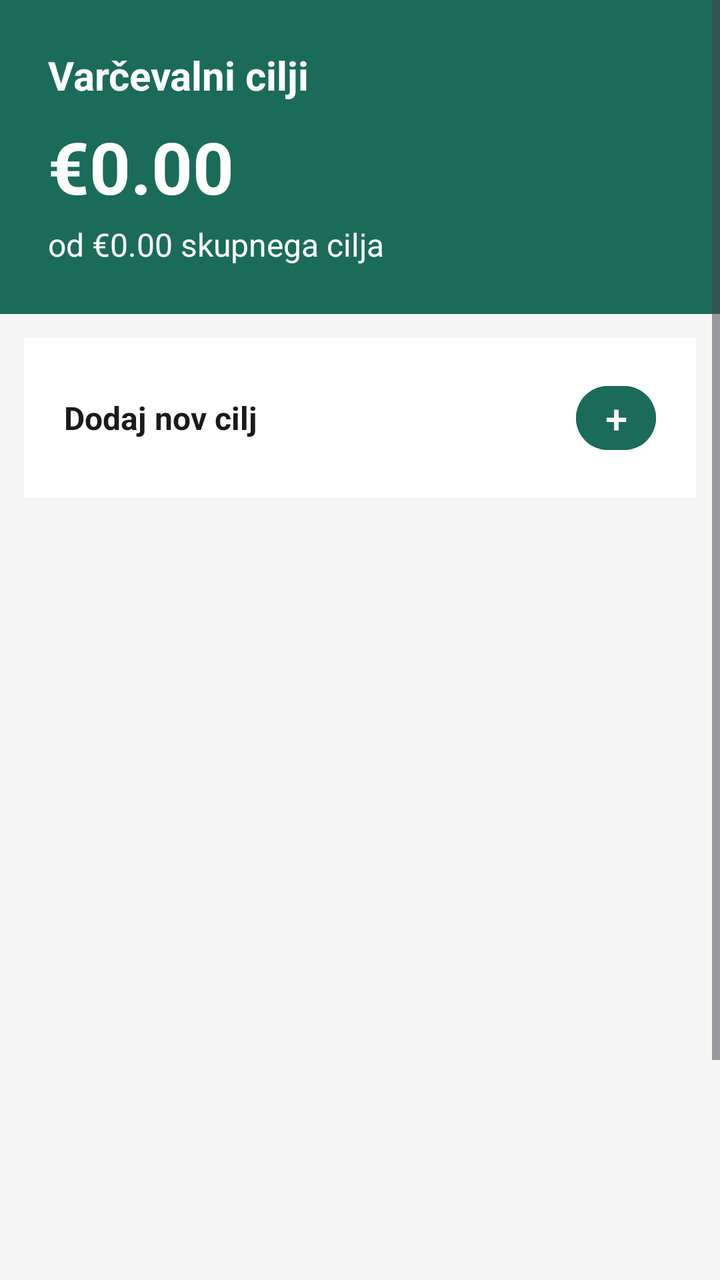
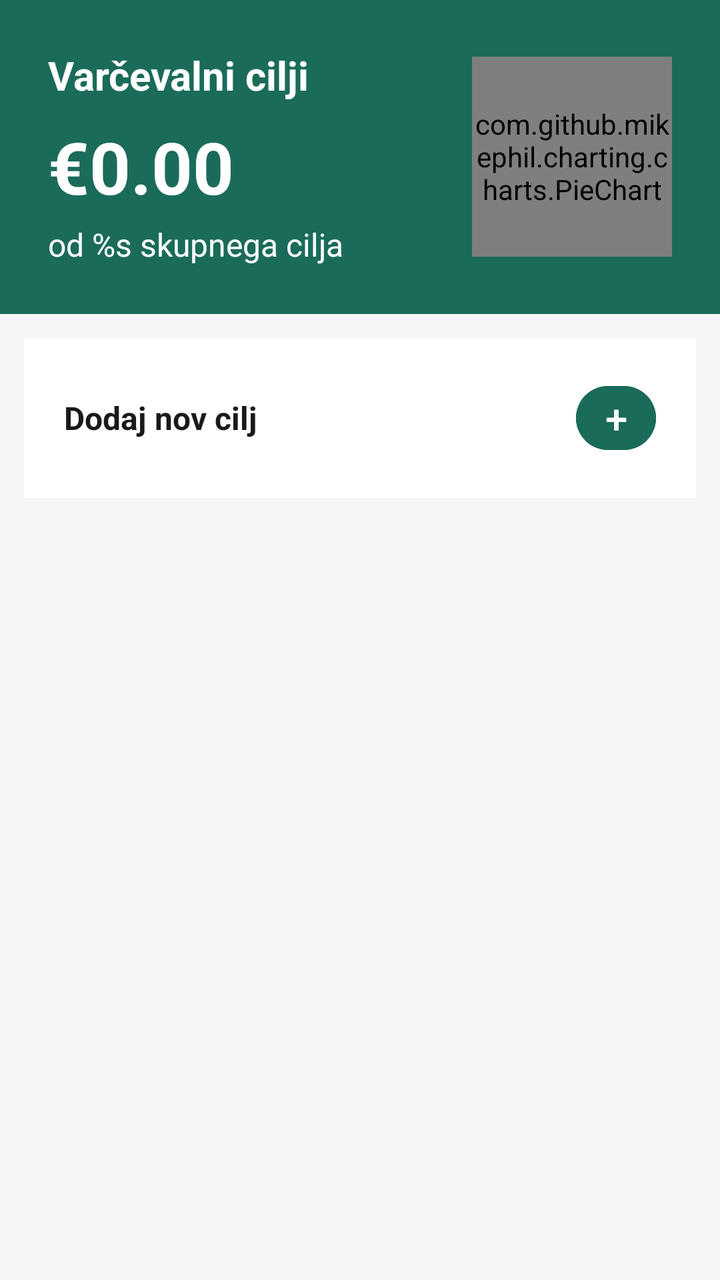

The first picture is an Android layout as it rendered before a commit; the second is the same layout after the commit. The layout source and the unified diff follow.
<!-- AndroidManifest.xml: application theme Theme.FinFlow -->
<!-- res/layout/fragment_cilji.xml -->
<?xml version="1.0" encoding="utf-8"?>
<ScrollView
    xmlns:android="http://schemas.android.com/apk/res/android"
    android:layout_width="match_parent"
    android:layout_height="match_parent"
    android:background="@color/sivaKartica">

    <LinearLayout
        android:layout_width="match_parent"
        android:layout_height="wrap_content"
        android:orientation="vertical">

        
        <LinearLayout
            android:layout_width="match_parent"
            android:layout_height="wrap_content"
            android:background="@color/zelena"
            android:orientation="vertical"
            android:padding="24dp">

            <TextView
                android:layout_width="wrap_content"
                android:layout_height="wrap_content"
                android:text="Varčevalni cilji"
                android:textColor="@color/bela"
                android:textSize="20sp"
                android:textStyle="bold" />

            <TextView
                android:id="@+id/tv_skupni_cilji"
                android:layout_width="wrap_content"
                android:layout_height="wrap_content"
                android:text="€0.00"
                android:textColor="@color/bela"
                android:textSize="36sp"
                android:textStyle="bold"
                android:layout_marginTop="8dp" />

            <TextView
                android:id="@+id/tv_skupni_cilji_opis"
                android:layout_width="wrap_content"
                android:layout_height="wrap_content"
                android:text="od €0.00 skupnega cilja"
                android:textColor="@color/bela"
                android:textSize="16sp"
                android:layout_marginTop="4dp" />

        </LinearLayout>

        
        <LinearLayout
            android:layout_width="match_parent"
            android:layout_height="wrap_content"
            android:background="@color/bela"
            android:orientation="horizontal"
            android:padding="20dp"
            android:layout_marginTop="12dp"
            android:layout_marginStart="12dp"
            android:layout_marginEnd="12dp"
            android:gravity="center_vertical">

            <TextView
                android:layout_width="0dp"
                android:layout_height="wrap_content"
                android:layout_weight="1"
                android:text="Dodaj nov cilj"
                android:textColor="@color/besediloTemno"
                android:textSize="16sp"
                android:textStyle="bold" />

            <Button
                android:id="@+id/btn_dodaj_cilj"
                android:layout_width="40dp"
                android:layout_height="40dp"
                android:text="+"
                android:textSize="20sp"
                android:padding="0dp"
                android:backgroundTint="@color/zelena"
                android:textColor="@color/bela" />

        </LinearLayout>

        
        <ListView
            android:id="@+id/lv_cilji"
            android:layout_width="match_parent"
            android:layout_height="500dp"
            android:layout_marginTop="12dp"
            android:layout_marginStart="12dp"
            android:layout_marginEnd="12dp"
            android:layout_marginBottom="12dp"
            android:divider="@null" />

    </LinearLayout>

</ScrollView>
<!-- resources referenced by this layout -->
<resources>
  <color name="bela">#FFFFFF</color>
  <color name="besediloTemno">#1A1A1A</color>
  <color name="sivaKartica">#F5F5F5</color>
  <color name="zelena">#1B6B5A</color>
  <style name="Theme.FinFlow" parent="Base.Theme.FinFlow" />
  <style name="Base.Theme.FinFlow" parent="Theme.Material3.DayNight.NoActionBar">
          
          
      </style>
</resources>

<!-- the commit's change to res/layout/fragment_cilji.xml (unified diff, before → after) -->
@@ -10,40 +10,54 @@
         android:layout_height="wrap_content"
         android:orientation="vertical">
 
-        
         <LinearLayout
             android:layout_width="match_parent"
             android:layout_height="wrap_content"
             android:background="@color/zelena"
-            android:orientation="vertical"
-            android:padding="24dp">
+            android:orientation="horizontal"
+            android:padding="24dp"
+            android:gravity="center_vertical">
 
-            <TextView
-                android:layout_width="wrap_content"
+            <LinearLayout
+                android:layout_width="0dp"
                 android:layout_height="wrap_content"
-                android:text="Varčevalni cilji"
-                android:textColor="@color/bela"
-                android:textSize="20sp"
-                android:textStyle="bold" />
+                android:layout_weight="1"
+                android:orientation="vertical">
 
-            <TextView
-                android:id="@+id/tv_skupni_cilji"
-                android:layout_width="wrap_content"
-                android:layout_height="wrap_content"
-                android:text="€0.00"
-                android:textColor="@color/bela"
-                android:textSize="36sp"
-                android:textStyle="bold"
-                android:layout_marginTop="8dp" />
+                <TextView
+                    android:layout_width="wrap_content"
+                    android:layout_height="wrap_content"
+                    android:text="@string/cilji_naslov"
+                    android:textColor="@color/bela"
+                    android:textSize="20sp"
+                    android:textStyle="bold" />
 
-            <TextView
-                android:id="@+id/tv_skupni_cilji_opis"
-                android:layout_width="wrap_content"
-                android:layout_height="wrap_content"
-                android:text="od €0.00 skupnega cilja"
-                android:textColor="@color/bela"
-                android:textSize="16sp"
-                android:layout_marginTop="4dp" />
+                <TextView
+                    android:id="@+id/tv_skupni_cilji"
+                    android:layout_width="wrap_content"
+                    android:layout_height="wrap_content"
+                    android:text="€0.00"
+                    android:textColor="@color/bela"
+                    android:textSize="36sp"
+                    android:textStyle="bold"
+                    android:layout_marginTop="8dp" />
+
+                <TextView
+                    android:id="@+id/tv_skupni_cilji_opis"
+                    android:layout_width="wrap_content"
+                    android:layout_height="wrap_content"
+                    android:text="@string/cilji_skupni_opis"
+                    android:textColor="@color/bela"
+                    android:textSize="16sp"
+                    android:layout_marginTop="4dp" />
+
+            </LinearLayout>
+
+            <com.github.mikephil.charting.charts.PieChart
+                android:id="@+id/chart_skupni_cilji"
+                android:layout_width="100dp"
+                android:layout_height="100dp"
+                android:layout_marginStart="16dp" />
 
         </LinearLayout>
 
@@ -63,7 +77,7 @@
                 android:layout_width="0dp"
                 android:layout_height="wrap_content"
                 android:layout_weight="1"
-                android:text="Dodaj nov cilj"
+                android:text="@string/cilji_dodaj_nov_cilj"
                 android:textColor="@color/besediloTemno"
                 android:textSize="16sp"
                 android:textStyle="bold" />
@@ -80,16 +94,15 @@
 
         </LinearLayout>
 
-        
-        <ListView
-            android:id="@+id/lv_cilji"
+        <LinearLayout
+            android:id="@+id/ll_cilji_container"
             android:layout_width="match_parent"
-            android:layout_height="500dp"
+            android:layout_height="wrap_content"
             android:layout_marginTop="12dp"
             android:layout_marginStart="12dp"
             android:layout_marginEnd="12dp"
             android:layout_marginBottom="12dp"
-            android:divider="@null" />
+            android:orientation="vertical" />
 
     </LinearLayout>
 
<!-- resource entries referenced after the edit -->
@@ -4,6 +4,9 @@
   <color name="besediloTemno">#1A1A1A</color>
   <color name="sivaKartica">#F5F5F5</color>
   <color name="zelena">#1B6B5A</color>
+  <string name="cilji_dodaj_nov_cilj">Dodaj nov cilj</string>
+  <string name="cilji_naslov">Varčevalni cilji</string>
+  <string name="cilji_skupni_opis">od %s skupnega cilja</string>
   <style name="Theme.FinFlow" parent="Base.Theme.FinFlow" />
   <style name="Base.Theme.FinFlow" parent="Theme.Material3.DayNight.NoActionBar">
           
